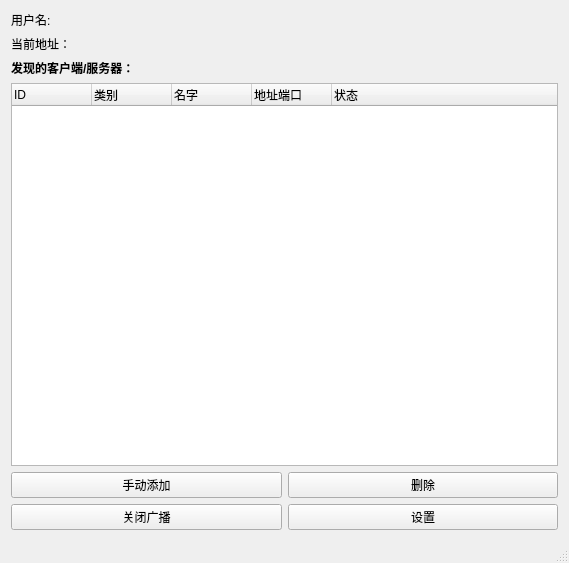
This is mainwindow.ui in lxfee/P2PChatClient as Qt 5 draws it before an edit. The edited form follows.
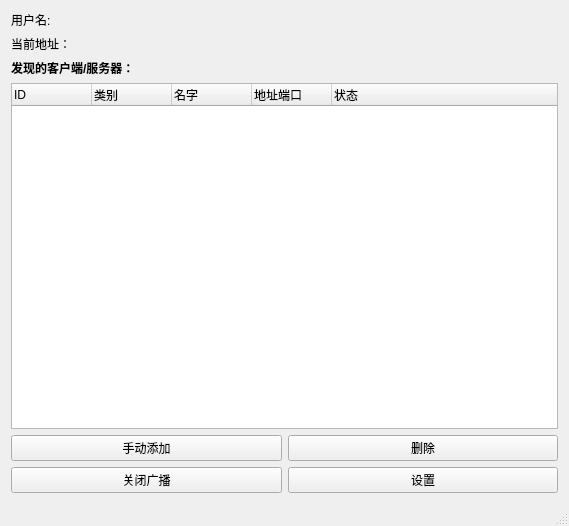
This is the edited form.

Patch:
```diff
--- a/mainwindow.ui
+++ b/mainwindow.ui
@@ -7,7 +7,7 @@
     <x>0</x>
     <y>0</y>
     <width>569</width>
-    <height>563</height>
+    <height>526</height>
    </rect>
   </property>
   <property name="font">
```
Left out of the diff: 2 changed lines with no effect on the pictures.
